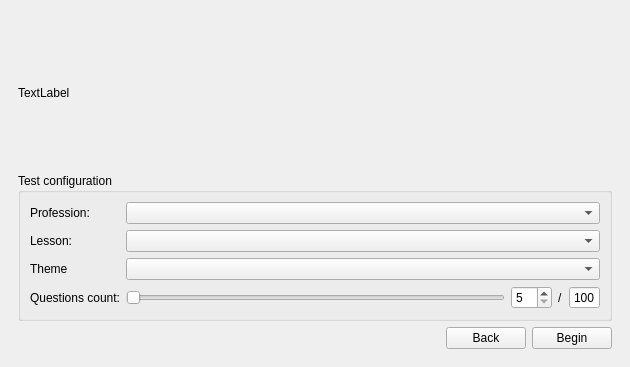
Slavjan/QTester_client, file client_widgets/rootwindow.ui: the form before one commit.
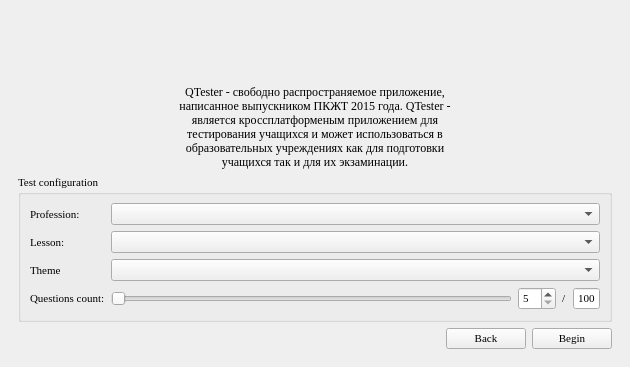
The form after the commit. The open tabs and pages were chosen to show the change. Icons and pictures are not drawn.

What changed in the file:
```diff
--- a/client_widgets/rootwindow.ui
+++ b/client_widgets/rootwindow.ui
@@ -10,6 +10,12 @@
     <height>367</height>
    </rect>
   </property>
+  <property name="font">
+   <font>
+    <family>Georgia</family>
+    <pointsize>8</pointsize>
+   </font>
+  </property>
   <property name="windowTitle">
    <string>MainWindow</string>
   </property>
@@ -23,7 +29,7 @@
       <widget class="QWidget" name="page">
        <layout class="QVBoxLayout" name="verticalLayout">
         <item>
-         <widget class="QLabel" name="label">
+         <widget class="QLabel" name="label_logo">
           <property name="sizePolicy">
            <sizepolicy hsizetype="Preferred" vsizetype="Expanding">
             <horstretch>0</horstretch>
@@ -31,7 +37,33 @@
            </sizepolicy>
           </property>
           <property name="text">
-           <string>TextLabel</string>
+           <string/>
+          </property>
+          <property name="pixmap">
+           <pixmap resource="resource.qrc">:/resources/logo.png</pixmap>
+          </property>
+          <property name="alignment">
+           <set>Qt::AlignCenter</set>
+          </property>
+         </widget>
+        </item>
+        <item>
+         <widget class="QLabel" name="label">
+          <property name="font">
+           <font>
+            <pointsize>9</pointsize>
+           </font>
+          </property>
+          <property name="text">
+           <string>QTester - свободно распространяемое приложение,
+написанное выпускником ПКЖТ 2015 года. QTester -
+является кроссплатформеным приложением для
+тестирования учащихся и может использоваться в
+образовательных учреждениях как для подготовки
+учащихся так и для их экзаминации.</string>
+          </property>
+          <property name="alignment">
+           <set>Qt::AlignCenter</set>
           </property>
          </widget>
         </item>
```
Left out of the diff: 8 changed lines with no effect on the pictures.
